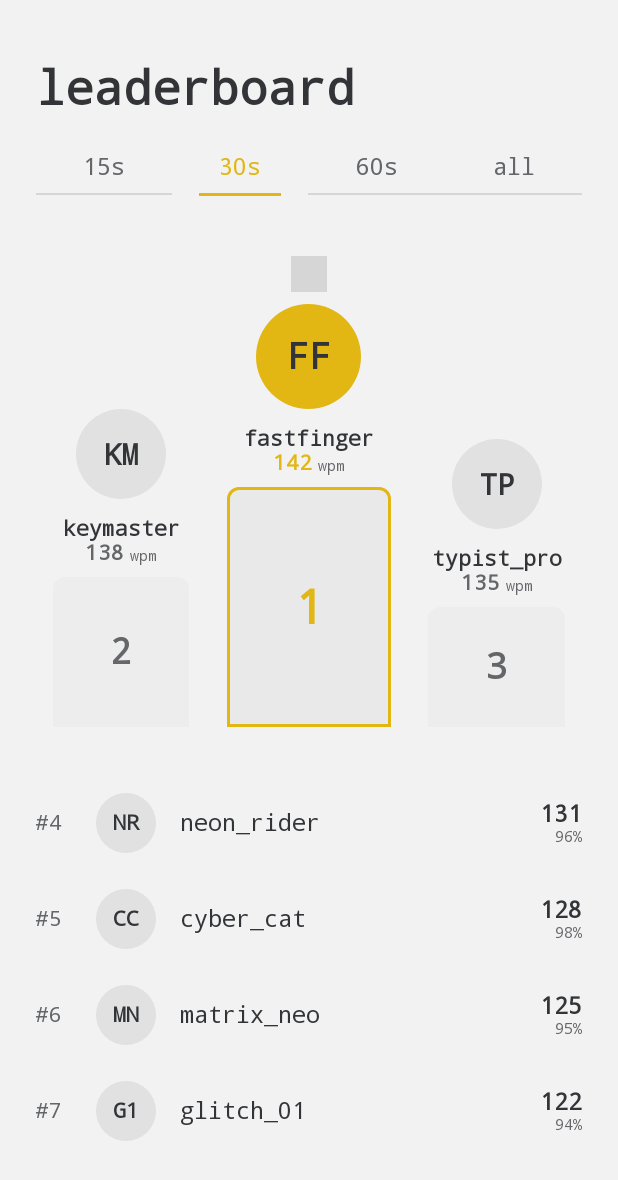
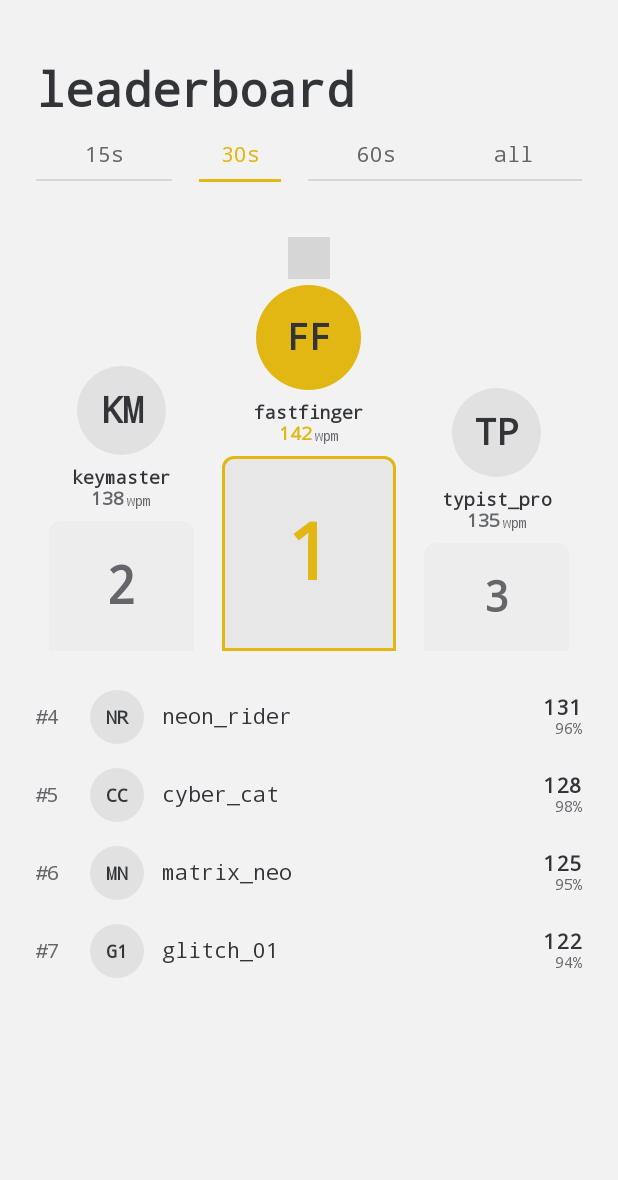
Before and after one commit to KongQuan98/MobileTypist, an Android app built with Jetpack Compose: the @Preview function LeaderboardScreenPreview, on a phone screen of 412 x 824 dp. Shown: the top 1180 px of the screen. Run offline under Robolectric (Android 15) with nearby library versions, the light colour scheme and no system bars; libraries missing offline, so code that uses them is left out: compose.icons, compose.icons.feathericons; 2 statements that could not run were skipped; grey boxes are pictures that could not be loaded.

Commit message:
Update LeaderboardScreen.kt and ResultBottomSheet.kt to fit in smaller screen size

```diff
--- a/composeApp/src/commonMain/kotlin/org/example/project/screens/LeaderboardScreen.kt
+++ b/composeApp/src/commonMain/kotlin/org/example/project/screens/LeaderboardScreen.kt
@@ -6,6 +6,7 @@ import androidx.compose.foundation.clickable
 import androidx.compose.foundation.interaction.MutableInteractionSource
 import androidx.compose.foundation.layout.Arrangement
 import androidx.compose.foundation.layout.Box
+import androidx.compose.foundation.layout.BoxWithConstraints
 import androidx.compose.foundation.layout.Column
 import androidx.compose.foundation.layout.PaddingValues
 import androidx.compose.foundation.layout.Row
@@ -37,6 +38,8 @@ import androidx.compose.ui.graphics.Color
 import androidx.compose.ui.text.TextStyle
 import androidx.compose.ui.text.font.FontFamily
 import androidx.compose.ui.text.font.FontWeight
+import androidx.compose.ui.text.style.TextAlign
+import androidx.compose.ui.unit.Dp
 import androidx.compose.ui.unit.dp
 import androidx.compose.ui.unit.sp
 import compose.icons.FeatherIcons
@@ -75,24 +78,33 @@ fun LeaderboardScreen(
         modifier = modifier.fillMaxSize(),
         color = MaterialTheme.colorScheme.background
     ) {
+        BoxWithConstraints(modifier = Modifier.fillMaxSize()) {
+            val screenHeight = maxHeight
+            val screenWidth = maxWidth
+
+            // Proportional sizing
+            val titleSize = (screenWidth.value * 0.08f).coerceIn(24f, 32f).sp
+            val podiumSectionHeight = screenHeight * 0.35f
+            val listSectionHeight = screenHeight * 0.45f
+
             Column(
                 modifier = Modifier
                     .fillMaxSize()
                     .padding(horizontal = 24.dp)
             ) {
-            Spacer(Modifier.height(40.dp))
+                Spacer(Modifier.height(screenHeight * 0.05f))
 
                 Text(
                     text = "leaderboard",
                     style = TextStyle(
-                    fontSize = 32.sp,
+                        fontSize = titleSize,
                         fontWeight = FontWeight.Bold,
                         color = MaterialTheme.colorScheme.onSurface,
                         fontFamily = FontFamily.Monospace
                     )
                 )
 
-            Spacer(Modifier.height(24.dp))
+                Spacer(Modifier.height(16.dp))
 
                 // Custom Tab Bar
                 Row(
@@ -109,7 +121,7 @@ fun LeaderboardScreen(
                             Text(
                                 text = title,
                                 style = TextStyle(
-                                fontSize = 16.sp,
+                                    fontSize = 14.sp,
                                     color = if (selectedTab == index) MaterialTheme.colorScheme.primary else MaterialTheme.colorScheme.onSurfaceVariant,
                                     fontFamily = FontFamily.Monospace
                                 )
@@ -138,13 +150,14 @@ fun LeaderboardScreen(
                     }
                 }
 
-            Spacer(Modifier.height(40.dp))
+                Spacer(Modifier.height(24.dp))
 
-            // Podium Section
+                // Podium Section - Responsive
                 if (entries.size >= 3) {
                     Row(
                         modifier = Modifier
-                        .fillMaxWidth(),
+                            .fillMaxWidth()
+                            .height(podiumSectionHeight),
                         horizontalArrangement = Arrangement.Center,
                         verticalAlignment = Alignment.Bottom
                     ) {
@@ -152,7 +165,8 @@ fun LeaderboardScreen(
                         PodiumPosition(
                             entry = entries[1],
                             rank = 2,
-                        height = 100.dp,
+                            relativeHeight = 0.6f,
+                            containerHeight = podiumSectionHeight,
                             modifier = Modifier.weight(1f)
                         )
 
@@ -160,7 +174,8 @@ fun LeaderboardScreen(
                         PodiumPosition(
                             entry = entries[0],
                             rank = 1,
-                        height = 160.dp, // Significantly taller than 2nd and 3rd
+                            relativeHeight = 0.9f,
+                            containerHeight = podiumSectionHeight,
                             modifier = Modifier.weight(1.2f),
                             showCrown = true
                         )
@@ -169,22 +184,26 @@ fun LeaderboardScreen(
                         PodiumPosition(
                             entry = entries[2],
                             rank = 3,
-                        height = 80.dp,
+                            relativeHeight = 0.5f,
+                            containerHeight = podiumSectionHeight,
                             modifier = Modifier.weight(1f)
                         )
                     }
                 }
 
-            Spacer(Modifier.height(40.dp))
+                Spacer(Modifier.height(24.dp))
 
                 // Remaining List
                 LazyColumn(
-                modifier = Modifier.fillMaxSize(),
+                    modifier = Modifier
+                        .fillMaxWidth()
+                        .weight(1f), // Take remaining space
                     contentPadding = PaddingValues(bottom = 24.dp),
-                verticalArrangement = Arrangement.spacedBy(16.dp)
+                    verticalArrangement = Arrangement.spacedBy(12.dp)
                 ) {
                     itemsIndexed(entries.drop(3)) { index, entry ->
                         LeaderboardListItem(rank = index + 4, entry = entry)
+                    }
                 }
             }
         }
@@ -195,10 +214,14 @@ fun LeaderboardScreen(
 private fun PodiumPosition(
     entry: LeaderboardEntry,
     rank: Int,
-    height: androidx.compose.ui.unit.Dp,
+    relativeHeight: Float, // 0.0 to 1.0
+    containerHeight: Dp,
     modifier: Modifier = Modifier,
     showCrown: Boolean = false
 ) {
+    val blockHeight = containerHeight * 0.5f * relativeHeight
+    val avatarSize = (containerHeight.value * 0.25f).coerceIn(40f, 70f).dp
+
     Column(
         modifier = modifier,
         horizontalAlignment = Alignment.CenterHorizontally,
@@ -209,14 +232,14 @@ private fun PodiumPosition(
                 imageVector = FeatherIcons.Award,
                 contentDescription = null,
                 tint = MaterialTheme.colorScheme.primary,
-                modifier = Modifier.size(24.dp)
+                modifier = Modifier.size((avatarSize.value * 0.4f).dp)
             )
-            Spacer(Modifier.height(8.dp))
+            Spacer(Modifier.height(4.dp))
         }
 
         Box(
             modifier = Modifier
-                .size(if (rank == 1) 70.dp else 60.dp)
+                .size(if (rank == 1) avatarSize else avatarSize * 0.85f)
                 .clip(CircleShape)
                 .background(if (rank == 1) MaterialTheme.colorScheme.primary else MaterialTheme.colorScheme.surfaceVariant),
             contentAlignment = Alignment.Center
@@ -224,41 +247,44 @@ private fun PodiumPosition(
             Text(
                 text = entry.initials,
                 style = TextStyle(
-                    fontSize = if (rank == 1) 24.sp else 20.sp,
+                    fontSize = (avatarSize.value * 0.35f).sp,
                     fontWeight = FontWeight.Bold,
                     color = if (rank == 1) MaterialTheme.colorScheme.onPrimary else MaterialTheme.colorScheme.onSurface,
                     fontFamily = FontFamily.Monospace
-                )
+                ),
+                maxLines = 1,
             )
         }
 
-        Spacer(Modifier.height(12.dp))
+        Spacer(Modifier.height(8.dp))
 
         Text(
             text = entry.username,
             style = TextStyle(
-                fontSize = 14.sp,
+                fontSize = 12.sp,
                 fontWeight = FontWeight.Bold,
                 color = MaterialTheme.colorScheme.onSurface,
                 fontFamily = FontFamily.Monospace
-            )
+            ),
+            maxLines = 1,
+            textAlign = TextAlign.Center
         )
 
         Row(verticalAlignment = Alignment.Bottom) {
             Text(
                 text = entry.wpm.toString(),
                 style = TextStyle(
-                    fontSize = 14.sp,
+                    fontSize = 12.sp,
                     fontWeight = FontWeight.Bold,
                     color = if (rank == 1) MaterialTheme.colorScheme.primary else MaterialTheme.colorScheme.onSurfaceVariant,
                     fontFamily = FontFamily.Monospace
+                ),
             )
-            )
-            Spacer(Modifier.width(4.dp))
+            Spacer(Modifier.width(2.dp))
             Text(
                 text = "wpm",
                 style = TextStyle(
-                    fontSize = 10.sp,
+                    fontSize = 9.sp,
                     color = MaterialTheme.colorScheme.onSurfaceVariant,
                     fontFamily = FontFamily.Monospace
                 )
@@ -269,10 +295,10 @@ private fun PodiumPosition(
 
         Box(
             modifier = Modifier
-                .fillMaxWidth(0.8f)
-                .height(height)
+                .fillMaxWidth(0.85f)
+                .height(blockHeight)
                 .background(
-                    if (rank == 1) MaterialTheme.colorScheme.surfaceVariant.copy(alpha = 0.5f)
+                    if (rank == 1) MaterialTheme.colorScheme.surfaceVariant.copy(alpha = 0.6f)
                     else MaterialTheme.colorScheme.surfaceVariant.copy(alpha = 0.3f),
                     RoundedCornerShape(topStart = 8.dp, topEnd = 8.dp)
                 )
@@ -286,7 +312,7 @@ private fun PodiumPosition(
             Text(
                 text = rank.toString(),
                 style = TextStyle(
-                    fontSize = if (rank == 1) 32.sp else 24.sp,
+                    fontSize = (blockHeight.value * 0.4f).coerceAtLeast(16f).sp,
                     fontWeight = FontWeight.Bold,
                     color = if (rank == 1) MaterialTheme.colorScheme.primary else MaterialTheme.colorScheme.onSurfaceVariant,
                     fontFamily = FontFamily.Monospace
@@ -301,14 +327,14 @@ private fun LeaderboardListItem(rank: Int, entry: LeaderboardEntry) {
     Row(
         modifier = Modifier
             .fillMaxWidth()
-            .padding(vertical = 4.dp),
+            .padding(vertical = 2.dp),
         verticalAlignment = Alignment.CenterVertically
     ) {
         Text(
             text = "#$rank",
-            modifier = Modifier.width(40.dp),
+            modifier = Modifier.width(36.dp),
             style = TextStyle(
-                fontSize = 14.sp,
+                fontSize = 13.sp,
                 color = MaterialTheme.colorScheme.onSurfaceVariant,
                 fontFamily = FontFamily.Monospace
             )
@@ -316,7 +342,7 @@ private fun LeaderboardListItem(rank: Int, entry: LeaderboardEntry) {
 
         Box(
             modifier = Modifier
-                .size(40.dp)
+                .size(36.dp)
                 .clip(CircleShape)
                 .background(MaterialTheme.colorScheme.surfaceVariant),
             contentAlignment = Alignment.Center
@@ -324,7 +350,7 @@ private fun LeaderboardListItem(rank: Int, entry: LeaderboardEntry) {
             Text(
                 text = entry.initials,
                 style = TextStyle(
-                    fontSize = 14.sp,
+                    fontSize = 12.sp,
                     fontWeight = FontWeight.Bold,
                     color = MaterialTheme.colorScheme.onSurface,
                     fontFamily = FontFamily.Monospace
@@ -332,23 +358,24 @@ private fun LeaderboardListItem(rank: Int, entry: LeaderboardEntry) {
             )
         }
 
-        Spacer(Modifier.width(16.dp))
+        Spacer(Modifier.width(12.dp))
 
         Text(
             text = entry.username,
             modifier = Modifier.weight(1f),
             style = TextStyle(
-                fontSize = 16.sp,
+                fontSize = 14.sp,
                 color = MaterialTheme.colorScheme.onSurface,
                 fontFamily = FontFamily.Monospace
-            )
+            ),
+            maxLines = 1
         )
 
         Column(horizontalAlignment = Alignment.End) {
             Text(
                 text = entry.wpm.toString(),
                 style = TextStyle(
-                    fontSize = 16.sp,
+                    fontSize = 14.sp,
                     fontWeight = FontWeight.Bold,
                     color = MaterialTheme.colorScheme.onSurface,
                     fontFamily = FontFamily.Monospace
```
Also changed, not shown: composeApp/src/commonMain/kotlin/org/example/project/ui/ResultBottomSheet.kt (+24 -17 lines). Lines whose indentation alone changed are shown as unchanged.
